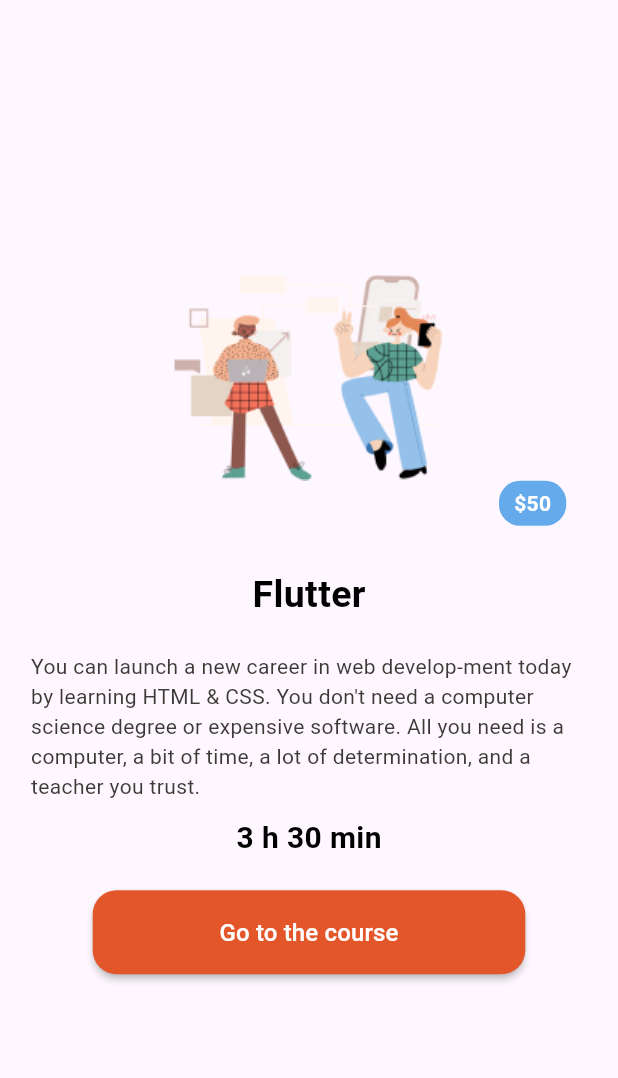
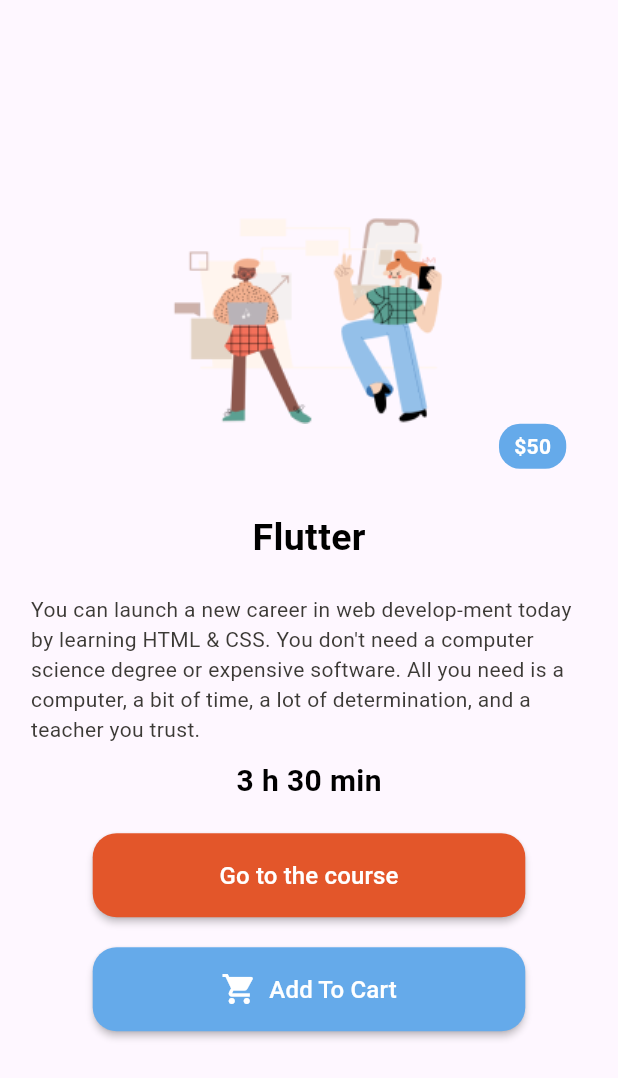
Before and after one commit to ahaithem/edtech_app, a Flutter app: the HomePage screen opened by its route, after a tap on an icon or button, on a phone screen of 412 x 824 dp. Shown: the top 1078 px of the screen. Run offline on Flutter 3.47's test engine with Material 3 defaults, Android fonts, the light colour scheme and no system bars; our stand-ins replace awesome_dialog, card_swiper, cloud_firestore, firebase_auth, firebase_core, firebase_storage and 1 more; accounts and stored records are empty; network calls fail.

Commit message:
add a cart so the user can add courses to his cart

```diff
--- a/lib/courses/about_course.dart
+++ b/lib/courses/about_course.dart
@@ -1,7 +1,10 @@
 import 'package:flutter/material.dart';
+import 'course_type.dart';
 import 'video_list_screen.dart';
 import '../constns/color_text_size.dart';
 import 'api_key_google_console.dart';
+import '../models/cart.dart';
+import 'package:provider/provider.dart';
 
 class AboutCourse extends StatelessWidget {
   final String courseTitle;
@@ -34,7 +37,7 @@
                 decoration: const BoxDecoration(
                   // color:
                   //   Color(0xFFF8F2EE), // Background color for image and text
-                  borderRadius: const BorderRadius.only(
+                  borderRadius: BorderRadius.only(
                     topLeft: Radius.circular(12.0),
                     topRight: Radius.circular(12.0),
                   ),
@@ -114,7 +117,6 @@
                     // Optional: to make the corners round
                     borderRadius: BorderRadius.circular(16),
                   ),
-                  //minWidth: double.infinity, // Width of the button
                   height: 56, // Height of the button
                   onPressed: () {
                     // Navigate to VideoListScreen with playlistId and apiKey
@@ -133,6 +135,53 @@
                     style: TextStyle(fontSize: 16),
                   ),
                 )),
+            const SizedBox(height: 20),
+            SizedBox(
+              width: MediaQuery.of(context).size.width * 0.7,
+              child: MaterialButton(
+                color: secondary_color, // Background color
+                textColor: Colors.white, // Text color
+                shape: RoundedRectangleBorder(
+                  // Optional: to make the corners round
+                  borderRadius: BorderRadius.circular(16),
+                ),
+                height: 56, // Height of the button
+                onPressed: () {
+                  // Create a new course instance to add to the cart
+                  final course = CourseType(
+                    courseTitle: courseTitle,
+                    courseDuration: duration,
+                    courseDescription: aboutCourse,
+                    courseImageUrl: imageUrl,
+                    coursePrice: coursePrice,
+                    coursePlaylistId: coursePlaylistId,
+                  );
+
+                  // Add the course to the cart
+                  Provider.of<Cart>(context, listen: false).add(course);
+
+                  // Optional: Show confirmation message
+                  ScaffoldMessenger.of(context).showSnackBar(
+                    SnackBar(
+                      content: Text('$courseTitle has been added to the cart!'),
+                      duration: const Duration(seconds: 2),
+                    ),
+                  );
+                },
+
+                child: const Row(
+                  mainAxisAlignment: MainAxisAlignment.center,
+                  children: [
+                    Icon(Icons.shopping_cart, size: 24), // Shopping cart icon
+                    SizedBox(width: 8), // Space between icon and text
+                    Text(
+                      'Add To Cart',
+                      style: TextStyle(fontSize: 16),
+                    ),
+                  ],
+                ),
+              ),
+            ),
           ],
         )),
       ),
--- a/lib/courses/course_type.dart
+++ b/lib/courses/course_type.dart
@@ -1,6 +1,4 @@
 import 'package:flutter/material.dart';
-import 'video_list_screen.dart'; // Import VideoListScreen
-import 'api_key_google_console.dart';
 import '../constns/color_text_size.dart';
 import 'about_course.dart';
 
--- /dev/null
+++ b/lib/models/cart.dart
@@ -0,0 +1,25 @@
+import 'package:cloud_firestore/cloud_firestore.dart';
+import 'package:flutter/material.dart';
+import '../courses/course_type.dart';
+
+class Cart with ChangeNotifier {
+  List<CourseType> _courses = [];
+
+  void add(CourseType course) {
+    _courses.add(course);
+    notifyListeners();
+  }
+
+  void remove(CourseType course) {
+    _courses.remove(course);
+    notifyListeners();
+  }
+
+  int get count {
+    return _courses.length;
+  }
+
+  List<CourseType> get bascketitems {
+    return _courses;
+  }
+}
--- a/lib/widgets/profile.dart
+++ b/lib/widgets/profile.dart
@@ -1,6 +1,7 @@
 import 'package:flutter/material.dart';
 import './profile_content.dart';
 import '../constns/color_text_size.dart';
+import 'checkout.dart';
 
 class Profile extends StatefulWidget {
   const Profile({super.key});
@@ -23,6 +24,7 @@
               title: 'Your Courses',
               onTap: () {
                 // Your onTap logic here
+                Navigator.pushNamed(context, 'checkout');
               },
             ),
             const SizedBox(height: 16.0), // Spacing between containers
--- a/pubspec.yaml
+++ b/pubspec.yaml
@@ -45,6 +45,7 @@
   http: ^1.2.2
   flutter_profile_picture: ^2.0.0
   image_picker: ^1.1.2
+  provider: ^6.1.2
 
 dev_dependencies:
   flutter_test:
```
Also changed, not shown: lib/main.dart (+10 -1 lines), lib/widgets/checkout.dart (added, +71 -0 lines), pubspec.lock.
